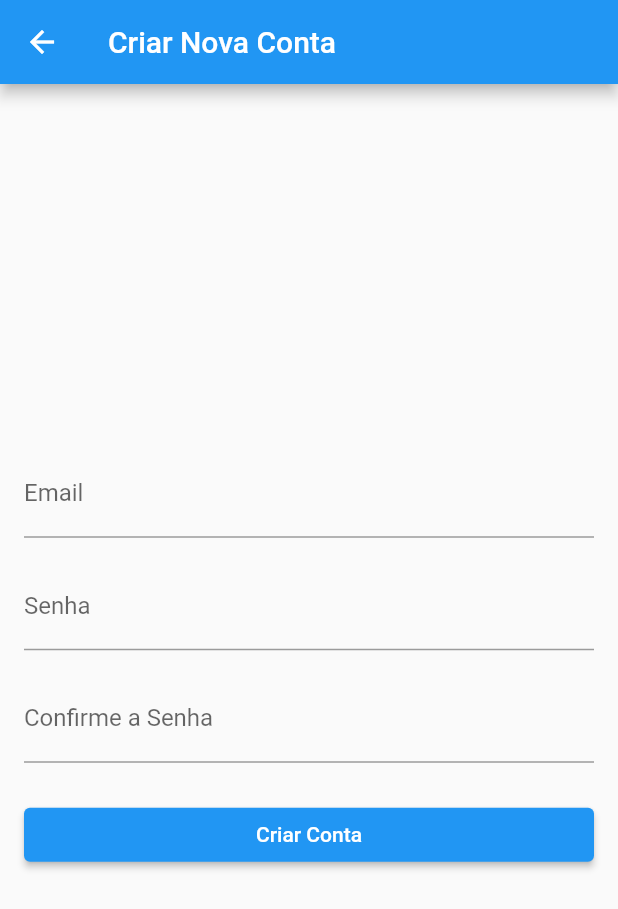
After one commit to Iagolealfa/Cop-Incident, a Flutter app: the CreateAccountScreen screen opened directly, after a tap on "Criar Conta", on a phone screen of 412 x 824 dp. The commit adds this screen. Shown: the top 909 px of the screen. Run offline on Flutter 3.47's test engine with Material 2 defaults, Android fonts, the phone set to English and light mode, and no system bars; our stand-ins replace firebase_auth, firebase_core; accounts and stored records are empty.

Commit message:
Criação da tela de criação de conta

```diff
--- /dev/null
+++ b/incident/lib/criarConta.dart
@@ -0,0 +1,127 @@
+import 'package:flutter/material.dart';
+import 'package:firebase_auth/firebase_auth.dart';
+import 'package:incident/main.dart';
+
+class CreateAccountScreen extends StatefulWidget {
+  @override
+  _CreateAccountScreenState createState() => _CreateAccountScreenState();
+}
+
+class _CreateAccountScreenState extends State<CreateAccountScreen> {
+  final TextEditingController _emailController = TextEditingController();
+  final TextEditingController _passwordController = TextEditingController();
+  final TextEditingController _confirmPasswordController =
+      TextEditingController();
+  final FirebaseAuth _auth = FirebaseAuth.instance;
+
+  String? _emailError;
+  String? _passwordError;
+
+  void _clearErrors() {
+    setState(() {
+      _emailError = null;
+      _passwordError = null;
+    });
+  }
+
+  Future<void> _createAccount() async {
+    _clearErrors();
+
+    final String email = _emailController.text.trim();
+    final String password = _passwordController.text.trim();
+    final String confirmPassword = _confirmPasswordController.text.trim();
+
+    if (email.isEmpty || password.isEmpty || confirmPassword.isEmpty) {
+      // Verifica se os campos estão vazios
+      return;
+    }
+
+    if (password != confirmPassword) {
+      setState(() {
+        _passwordError = "Senhas não conferem.";
+      });
+      return;
+    }
+
+    try {
+      UserCredential userCredential =
+          await _auth.createUserWithEmailAndPassword(
+        email: email,
+        password: password,
+      );
+
+      // Sucesso! Nova conta criada e o usuário está logado.
+      print('Nova conta criada: ${userCredential.user?.email}');
+
+      // Após a criação da nova conta bem-sucedida, navegar para a tela HomePage
+      Navigator.pushReplacement(
+        context,
+        MaterialPageRoute(
+          builder: (context) => MyHomePage(),
+        ),
+      );
+    } catch (e) {
+      if (e is FirebaseAuthException) {
+        setState(() {
+          if (e.code == 'email-already-in-use') {
+            _emailError = "O e-mail já está em uso por outra conta.";
+          } else {
+            _emailError = "Erro ao criar nova conta: ${e.message}";
+          }
+        });
+      } else {
+        setState(() {
+          _emailError = "Erro ao criar nova conta: $e";
+        });
+      }
+    }
+  }
+
+  @override
+  Widget build(BuildContext context) {
+    return Scaffold(
+      appBar: AppBar(
+        title: Text('Criar Nova Conta'),
+      ),
+      body: Padding(
+        padding: const EdgeInsets.all(16.0),
+        child: Column(
+          mainAxisAlignment: MainAxisAlignment.center,
+          crossAxisAlignment: CrossAxisAlignment.stretch,
+          children: [
+            TextField(
+              controller: _emailController,
+              keyboardType: TextInputType.emailAddress,
+              decoration: InputDecoration(
+                labelText: 'Email',
+                errorText: _emailError,
+              ),
+            ),
+            SizedBox(height: 16),
+            TextField(
+              controller: _passwordController,
+              obscureText: true,
+              decoration: InputDecoration(
+                labelText: 'Senha',
+                errorText: _passwordError,
+              ),
+            ),
+            SizedBox(height: 16),
+            TextField(
+              controller: _confirmPasswordController,
+              obscureText: true,
+              decoration: InputDecoration(
+                labelText: 'Confirme a Senha',
+              ),
+            ),
+            SizedBox(height: 24),
+            ElevatedButton(
+              onPressed: _createAccount,
+              child: Text('Criar Conta'),
+            ),
+          ],
+        ),
+      ),
+    );
+  }
+}
```
Also changed, not shown: incident/lib/login.dart (+16 -3 lines), incident/lib/main.dart (+22 -2 lines).
